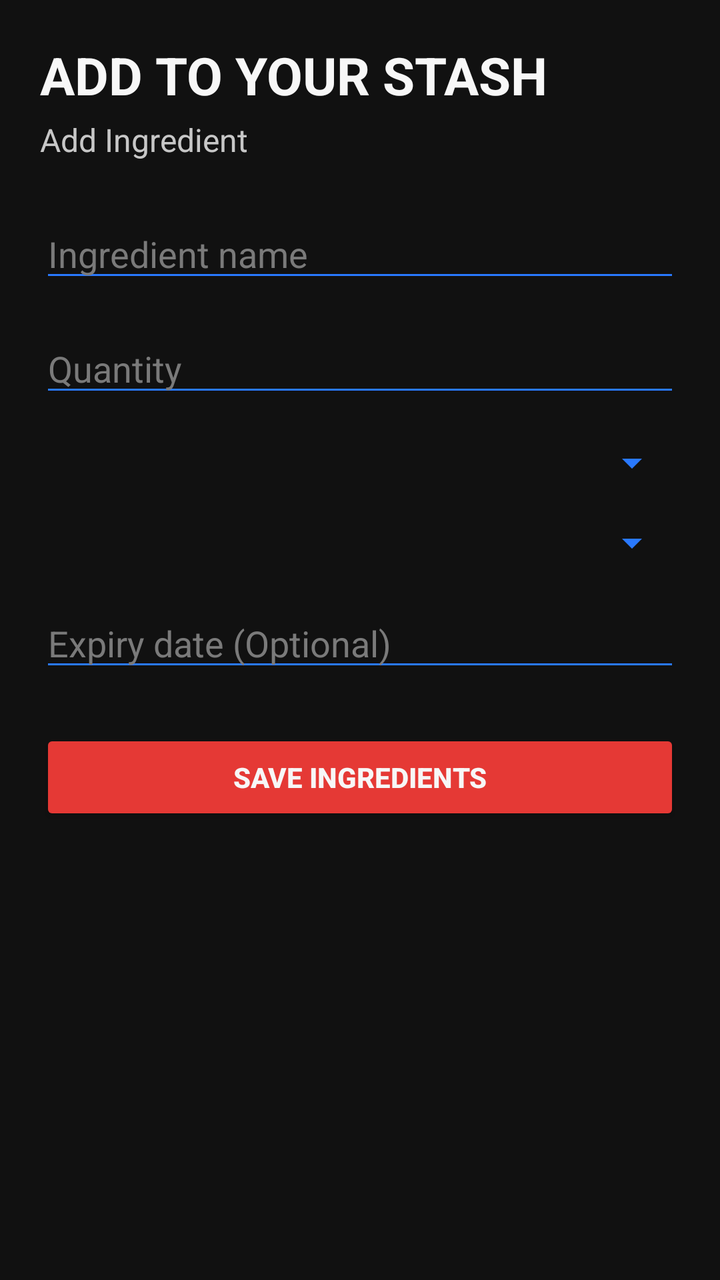
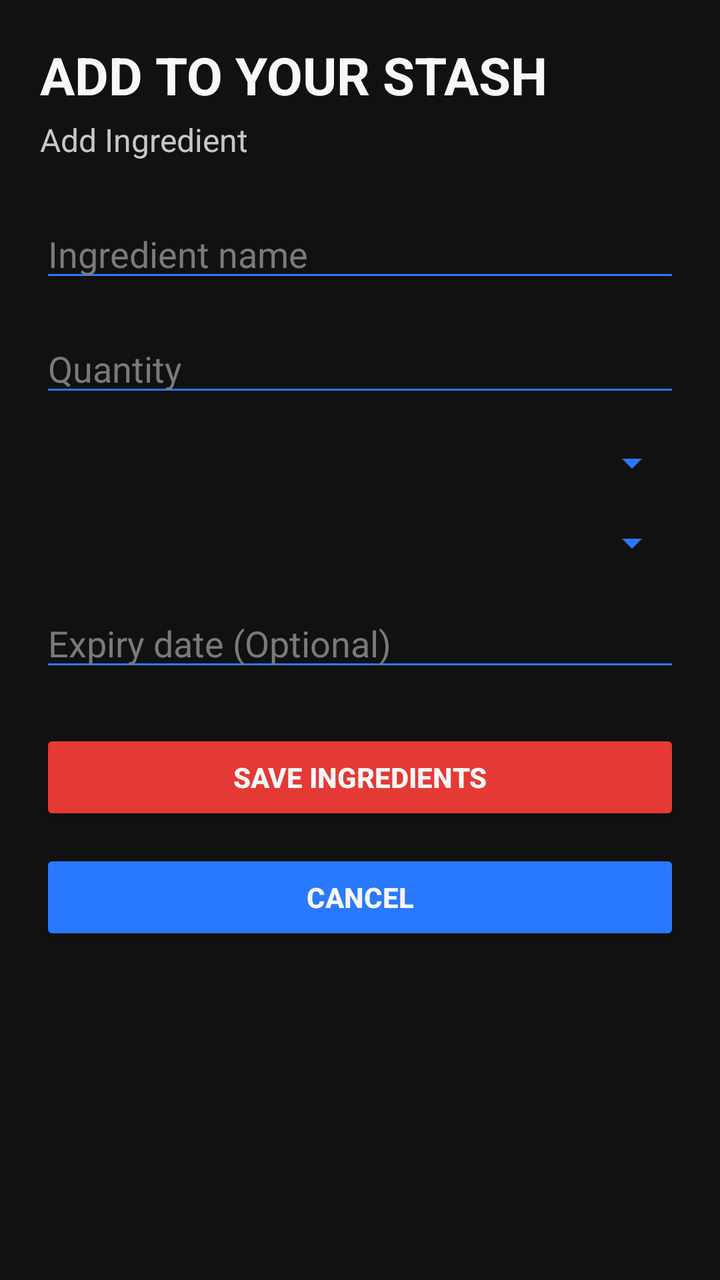

Compare the two renders of this Android layout. The source of the first and the diff that turns it into the second are given below.
<!-- AndroidManifest.xml: application theme Theme.GotEmRecipes -->
<!-- res/layout/activity_add_edit_ingredient.xml -->
<?xml version="1.0" encoding="utf-8"?>
<androidx.constraintlayout.widget.ConstraintLayout
    xmlns:android="http://schemas.android.com/apk/res/android"
    xmlns:app="http://schemas.android.com/apk/res-auto"
    xmlns:tools="http://schemas.android.com/tools"
    android:layout_width="match_parent"
    android:layout_height="match_parent"
    android:padding="20dp"
    tools:context=".AddEditIngredientActivity"
    android:background="@color/gotem_black">

    <TextView
        android:id="@+id/textAddIngredientTitle"
        android:layout_width="0dp"
        android:layout_height="wrap_content"
        android:text="ADD TO YOUR STASH"
        android:textSize="26sp"
        android:textStyle="bold"
        android:textColor="@color/gotem_white"
        app:layout_constraintTop_toTopOf="parent"
        app:layout_constraintStart_toStartOf="parent"
        app:layout_constraintEnd_toEndOf="parent" />

    <TextView
        android:id="@+id/textAddIngredientSubTitle"
        android:layout_width="0dp"
        android:layout_height="wrap_content"
        android:text="Add Ingredient"
        android:textSize="16sp"
        android:textColor="@color/gotem_light_grey"
        android:layout_marginTop="4dp"
        app:layout_constraintTop_toBottomOf="@id/textAddIngredientTitle"
        app:layout_constraintStart_toStartOf="parent"
        app:layout_constraintEnd_toEndOf="parent" />

    <EditText
        android:id="@+id/editIngredientName"
        android:layout_width="0dp"
        android:layout_height="wrap_content"
        android:hint="Ingredient name"
        android:inputType="textCapWords"
        android:layout_marginTop="24dp"
        android:textColor="@color/gotem_white"
        android:textColorHint="@color/gotem_mid_grey"
        android:backgroundTint="@color/gotem_blue"
        app:layout_constraintTop_toBottomOf="@id/textAddIngredientSubTitle"
        app:layout_constraintStart_toStartOf="parent"
        app:layout_constraintEnd_toEndOf="parent" />

    <EditText
        android:id="@+id/editIngredientQuantity"
        android:layout_width="0dp"
        android:layout_height="wrap_content"
        android:hint="Quantity"
        android:inputType="numberDecimal"
        android:layout_marginTop="16dp"
        android:textColor="@color/gotem_white"
        android:textColorHint="@color/gotem_mid_grey"
        android:backgroundTint="@color/gotem_blue"
        app:layout_constraintTop_toBottomOf="@id/editIngredientName"
        app:layout_constraintStart_toStartOf="parent"
        app:layout_constraintEnd_toEndOf="parent" />

    <Spinner
        android:id="@+id/spinnerMeasurementUnit"
        android:layout_width="0dp"
        android:layout_height="wrap_content"
        android:layout_marginTop="16dp"
        android:backgroundTint="@color/gotem_blue"
        app:layout_constraintTop_toBottomOf="@id/editIngredientQuantity"
        app:layout_constraintStart_toStartOf="parent"
        app:layout_constraintEnd_toEndOf="parent" />

    <Spinner
        android:id="@+id/spinnerIngredientCategory"
        android:layout_width="0dp"
        android:layout_height="wrap_content"
        android:layout_marginTop="16dp"
        android:backgroundTint="@color/gotem_blue"
        app:layout_constraintTop_toBottomOf="@id/spinnerMeasurementUnit"
        app:layout_constraintStart_toStartOf="parent"
        app:layout_constraintEnd_toEndOf="parent" />

    <EditText
        android:id="@+id/editExpiryDate"
        android:layout_width="0dp"
        android:layout_height="wrap_content"
        android:hint="Expiry date (Optional)"
        android:focusable="false"
        android:clickable="true"
        android:focusableInTouchMode="false"
        android:layout_marginTop="16dp"
        android:textColor="@color/gotem_white"
        android:textColorHint="@color/gotem_mid_grey"
        android:backgroundTint="@color/gotem_blue"
        app:layout_constraintTop_toBottomOf="@id/spinnerIngredientCategory"
        app:layout_constraintStart_toStartOf="parent"
        app:layout_constraintEnd_toEndOf="parent" />

    <Button
        android:id="@+id/buttonSaveIngredient"
        android:layout_width="0dp"
        android:layout_height="wrap_content"
        android:text="SAVE INGREDIENTS"
        android:textStyle="bold"
        android:layout_marginTop="24dp"
        android:backgroundTint="@color/gotem_red"
        android:textColor="@color/gotem_white"
        app:layout_constraintTop_toBottomOf="@id/editExpiryDate"
        app:layout_constraintStart_toStartOf="parent"
        app:layout_constraintEnd_toEndOf="parent" />

    <Button
        android:id="@+id/buttonDeleteIngredient"
        android:layout_width="0dp"
        android:layout_height="wrap_content"
        android:text="DELETE INGREDIENT"
        android:textStyle="bold"
        android:visibility="gone"
        android:layout_marginTop="12dp"
        android:backgroundTint="@color/gotem_red_dark"
        android:textColor="@color/gotem_white"
        app:layout_constraintTop_toBottomOf="@id/buttonSaveIngredient"
        app:layout_constraintStart_toStartOf="parent"
        app:layout_constraintEnd_toEndOf="parent" />

</androidx.constraintlayout.widget.ConstraintLayout>
<!-- resources referenced by this layout -->
<resources>
  <color name="gotem_black">#111111</color>
  <color name="gotem_blue">#2979FF</color>
  <color name="gotem_light_grey">#C7C7C7</color>
  <color name="gotem_mid_grey">#7A7A7A</color>
  <color name="gotem_red">#E53935</color>
  <color name="gotem_red_dark">#B71C1C</color>
  <color name="gotem_white">#F7F7F7</color>
  <style name="Theme.GotEmRecipes" parent="Base.Theme.GotEmRecipes" />
  <style name="Base.Theme.GotEmRecipes" parent="Theme.Material3.DayNight.NoActionBar">
          
          
      </style>
</resources>

<!-- the commit's change to res/layout/activity_add_edit_ingredient.xml (unified diff, before → after) -->
@@ -111,6 +111,19 @@
         app:layout_constraintEnd_toEndOf="parent" />
 
     <Button
+        android:id="@+id/buttonCancelIngredient"
+        android:layout_width="0dp"
+        android:layout_height="wrap_content"
+        android:layout_marginTop="12dp"
+        android:text="CANCEL"
+        android:textStyle="bold"
+        android:backgroundTint="@color/gotem_blue"
+        android:textColor="@color/gotem_white"
+        app:layout_constraintTop_toBottomOf="@id/buttonSaveIngredient"
+        app:layout_constraintStart_toStartOf="parent"
+        app:layout_constraintEnd_toEndOf="parent" />
+
+    <Button
         android:id="@+id/buttonDeleteIngredient"
         android:layout_width="0dp"
         android:layout_height="wrap_content"
@@ -120,7 +133,7 @@
         android:layout_marginTop="12dp"
         android:backgroundTint="@color/gotem_red_dark"
         android:textColor="@color/gotem_white"
-        app:layout_constraintTop_toBottomOf="@id/buttonSaveIngredient"
+        app:layout_constraintTop_toBottomOf="@id/buttonCancelIngredient"
         app:layout_constraintStart_toStartOf="parent"
         app:layout_constraintEnd_toEndOf="parent" />
 
